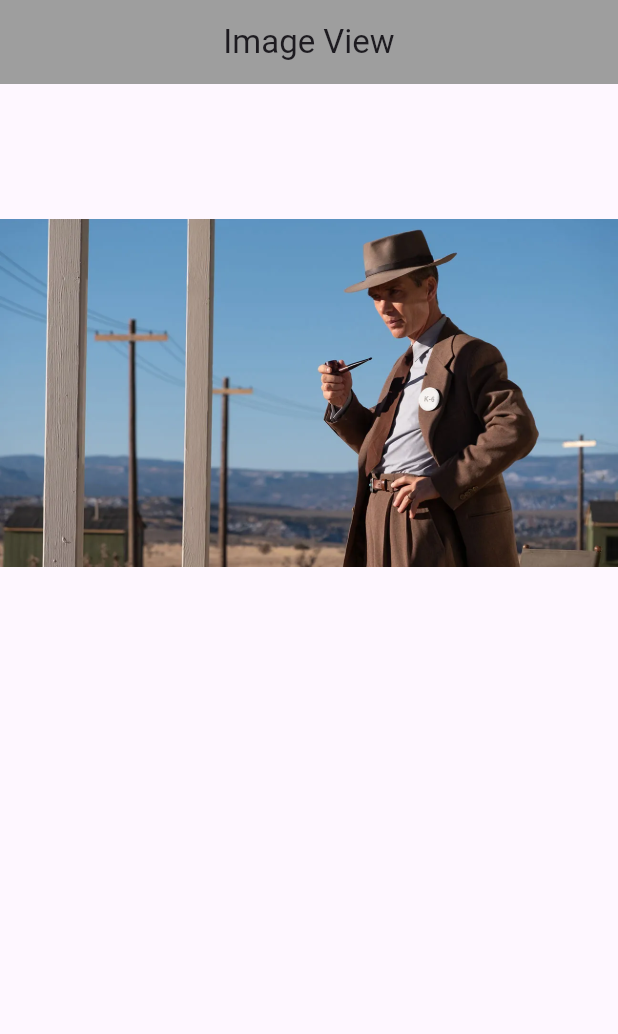
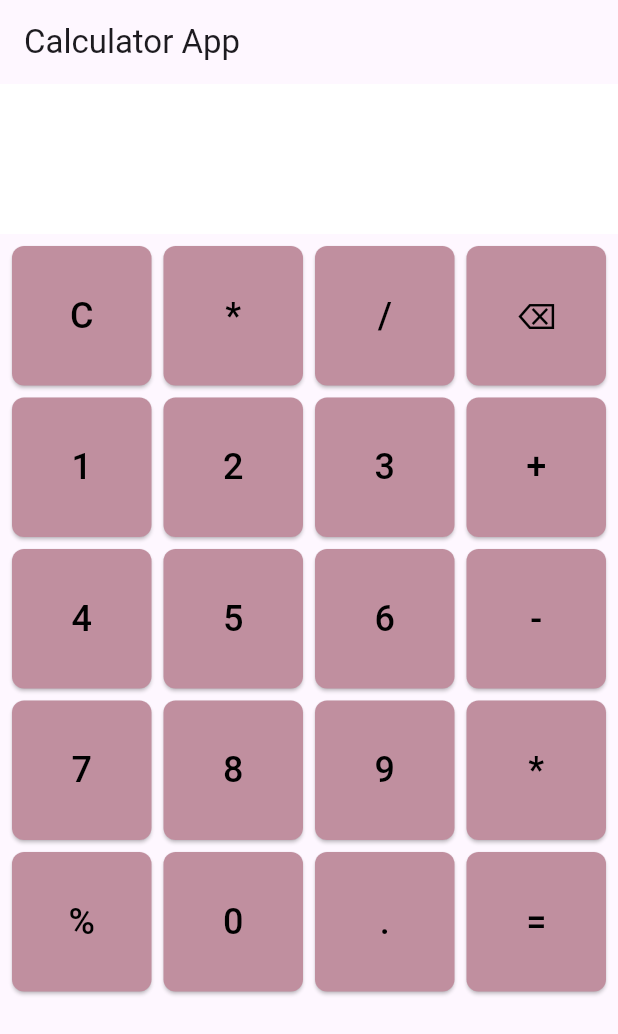
Before and after one commit to Anukul07/mob_dev_first_assignment, a Flutter app: the screen it shows after launch, on a phone screen of 412 x 824 dp. Shown: the top 1034 px of the screen. Run offline on Flutter 3.47's test engine with Material 3 defaults, Android fonts, the phone set to English and light mode, and no system bars.

Commit message:
calculator app

```diff
--- a/lib/app.dart
+++ b/lib/app.dart
@@ -1,25 +1,22 @@
-import 'package:first_assignment/view/column_ui.dart';
-import 'package:first_assignment/view/container_view.dart';
-import 'package:first_assignment/view/dashboard_view.dart';
-import 'package:first_assignment/view/load_image_view.dart';
-import 'package:first_assignment/view/show_snackbar_view.dart';
-import 'package:first_assignment/view/student_details_view.dart';
+import 'package:first_assignment/view/calculator_app.dart';
+import 'package:first_assignment/view/card_view.dart';
+import 'package:first_assignment/view/user_details_view.dart';
+import 'package:first_assignment/view/user_output_view.dart';
 import 'package:flutter/material.dart';
 
-class MyApp extends StatefulWidget {
+class MyApp extends StatelessWidget {
   const MyApp({super.key});
 
-  @override
-  State<MyApp> createState() => _MyAppState();
-}
-
-class _MyAppState extends State<MyApp> {
   @override
   Widget build(BuildContext context) {
     return const MaterialApp(
       debugShowCheckedModeBanner: false,
-      // home: ShowSnackbarView(),
-      home: LoadImageView(),
+      initialRoute: "/",
+      // routes: {
+      //   "/": (context) => const UserDetailsView(),
+      //   "/output": (context) => const UserOutputView()
+      // },
+      home: CalculatorApp(),
     );
   }
 }
--- /dev/null
+++ b/lib/view/calculator_app.dart
@@ -0,0 +1,79 @@
+import 'package:flutter/material.dart';
+
+class CalculatorApp extends StatelessWidget {
+  const CalculatorApp({super.key});
+
+  @override
+  Widget build(BuildContext context) {
+    return Scaffold(
+      appBar: AppBar(
+        title: const Text("Calculator App"),
+      ),
+      body: Column(
+        children: [
+          // Text area for displaying current input or result
+          Container(
+            padding: const EdgeInsets.all(8),
+            height: 100,
+            color: Colors.white,
+            child: const Align(
+              alignment: Alignment.centerRight,
+              child: Text(
+                '', // Placeholder for the current input or result
+                style: TextStyle(fontSize: 32, color: Colors.black),
+              ),
+            ),
+          ),
+          Expanded(
+            child: GridView.count(
+              padding: const EdgeInsets.all(8),
+              crossAxisSpacing: 8,
+              mainAxisSpacing: 8,
+              crossAxisCount: 4,
+              children: [
+                _buildButton('C', const Color.fromARGB(255, 192, 143, 159)),
+                _buildButton('*', const Color.fromARGB(255, 192, 143, 159)),
+                _buildButton('/', const Color.fromARGB(255, 192, 143, 159)),
+                _buildButton('⌫', const Color.fromARGB(255, 192, 143, 159)),
+                _buildButton('1', const Color.fromARGB(255, 192, 143, 159)),
+                _buildButton('2', const Color.fromARGB(255, 192, 143, 159)),
+                _buildButton('3', const Color.fromARGB(255, 192, 143, 159)),
+                _buildButton('+', const Color.fromARGB(255, 192, 143, 159)),
+                _buildButton('4', const Color.fromARGB(255, 192, 143, 159)),
+                _buildButton('5', const Color.fromARGB(255, 192, 143, 159)),
+                _buildButton('6', const Color.fromARGB(255, 192, 143, 159)),
+                _buildButton('-', const Color.fromARGB(255, 192, 143, 159)),
+                _buildButton('7', const Color.fromARGB(255, 192, 143, 159)),
+                _buildButton('8', const Color.fromARGB(255, 192, 143, 159)),
+                _buildButton('9', const Color.fromARGB(255, 192, 143, 159)),
+                _buildButton('*', const Color.fromARGB(255, 192, 143, 159)),
+                _buildButton('%', const Color.fromARGB(255, 192, 143, 159)),
+                _buildButton('0', const Color.fromARGB(255, 192, 143, 159)),
+                _buildButton('.', const Color.fromARGB(255, 192, 143, 159)),
+                _buildButton('=', const Color.fromARGB(255, 192, 143, 159)),
+              ],
+            ),
+          ),
+        ],
+      ),
+    );
+  }
+
+  Widget _buildButton(String text, Color color) {
+    return ElevatedButton(
+      onPressed: () {},
+      style: ElevatedButton.styleFrom(
+        backgroundColor: color,
+        foregroundColor: Colors.black,
+        shape: RoundedRectangleBorder(
+          borderRadius:
+              BorderRadius.circular(8), // Adjust the radius to your liking
+        ),
+      ),
+      child: Text(
+        text,
+        style: const TextStyle(fontSize: 24),
+      ),
+    );
+  }
+}
```
Also changed, not shown: lib/core/common/user_list_view.dart (added, +30 -0 lines), lib/model/user.dart (added, +7 -0 lines), lib/view/card_view.dart (added, +63 -0 lines), lib/view/user_details_view.dart (added, +116 -0 lines), lib/view/user_output_view.dart (added, +34 -0 lines).
